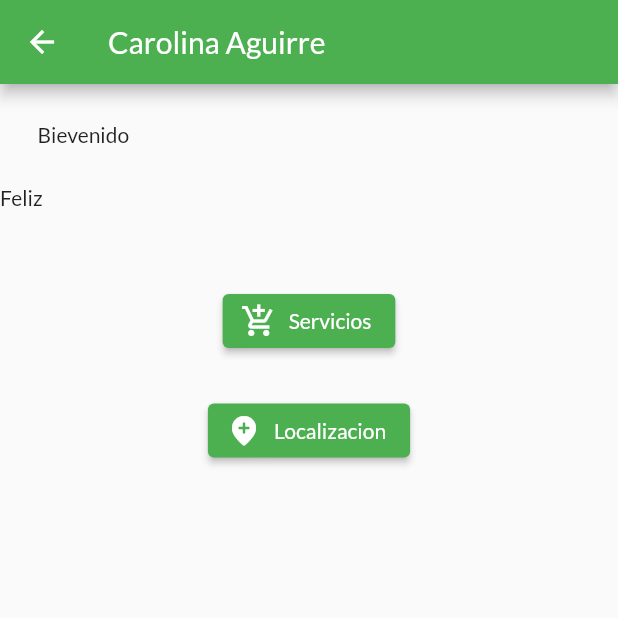
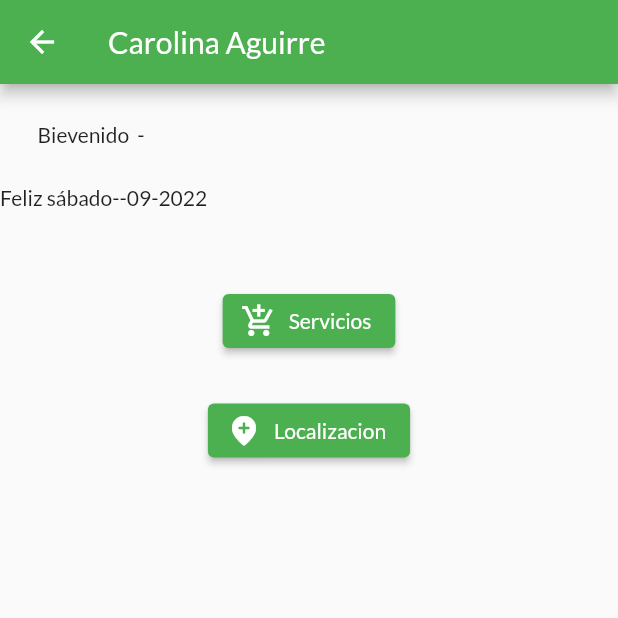
Before and after one commit to mahNugga/appcarofinal, a Flutter app: the BienvenidaScreen screen opened by its route, on a phone screen of 412 x 824 dp, the top half of it. Run offline on Flutter 3.47's test engine with Material 2 defaults, Android fonts, the phone set to English and light mode, and no system bars; missing offline and left inert: dart:html.

Commit message:
sept 17 genkidama

```diff
--- a/lib/pantallas/auth_screen.dart
+++ b/lib/pantallas/auth_screen.dart
@@ -286,7 +286,7 @@ class _AuthCardState extends State<AuthCard> {
                   TextButton(
                     onPressed: _swtichAuthMode,
                     child: Text(
-                        '${_authMode == AuthMode.Login ? 'REGISTRARSE' : 'LOGIN'} EN CAMBIO'),
+                        '${_authMode == AuthMode.Login ? 'REGISTRARSE' : 'LOGIN'} '),
                   ),
                 ],
               ),
--- a/lib/pantallas/bondia.dart
+++ b/lib/pantallas/bondia.dart
@@ -1,17 +1,29 @@
-import 'package:appcarofinal/pantallas/servicio_detalle_screen.dart';
-import 'package:appcarofinal/pantallas/servicios_over_screen.dart';
+import '../pantallas/servicios_over_screen.dart';
 import 'package:flutter/cupertino.dart';
 import 'package:flutter/material.dart';
 import 'package:flutter/src/foundation/key.dart';
 import 'package:flutter/src/widgets/framework.dart';
+import 'package:provider/provider.dart';
+import '../providers/auth.dart';
 
 import 'package:intl/intl.dart';
+import 'package:intl/date_symbol_data_local.dart';
 
 class BienvenidaScreen extends StatelessWidget {
   //const BienvenidaScreen({Key? key}) : super(key: key);
   static const routeName = '/hi';
   @override
   Widget build(BuildContext context) {
+    initializeDateFormatting('es_ES', '');
+    final datos = Provider.of<Auth>(context, listen: false);
+    final data = Provider.of<Auth>(context).apellidocli;
+    final dia = DateTime.now();
+    final fechafix = DateFormat('MM-yyyy').format(dia);
+    final diafix = DateFormat.EEEE('es_ES').format(dia);
+
+    print('los params');
+    print(datos.nombrecli);
+    print(data);
     return Scaffold(
       appBar: AppBar(
         title: Text('Carolina Aguirre'),
@@ -23,7 +35,7 @@ class BienvenidaScreen extends StatelessWidget {
             child: Row(
               children: [
                 Text('Bievenido '),
-                Text(''),
+                Text('${data} - ${datos.nombrecli}'),
               ],
             ),
           ),
@@ -31,7 +43,9 @@ class BienvenidaScreen extends StatelessWidget {
             child: Row(
               children: [
                 Text('Feliz '),
-                Text(''),
+                Text('${diafix}'),
+                Text('--'),
+                Text('${fechafix}'),
               ],
             ),
           ),
--- a/lib/providers/auth.dart
+++ b/lib/providers/auth.dart
@@ -101,9 +101,14 @@ class Auth with ChangeNotifier {
       }); */
       _token = jinx;
       userid = idres;
+      nombrecli = nomres;
+      apellidocli = aperes;
       //_expired = DateTime.now().add(Duration(seconds: int.parse()));
       print(_token);
       print(userid);
+      //print('y los otros 2');
+      print(nombrecli);
+      print(apellidocli);
       final result = erpost;
       notifyListeners();
       if (result == 6) {
--- a/lib/widgets/cliente_reserva.dart
+++ b/lib/widgets/cliente_reserva.dart
@@ -17,7 +17,7 @@ class ClienteReserva extends StatelessWidget {
   @override
   Widget build(BuildContext context) {
     void eliminador(id) {
-      Provider.of<Reservas>(context).chaoReserva(id);
+      Provider.of<Reservas>(context, listen: false).chaoReserva(id);
     }
 
     return ListTile(
@@ -66,7 +66,7 @@ class ClienteReserva extends StatelessWidget {
           backgroundImage: AssetImage('images/logoCorteCabello2.png')),
       trailing: IconButton(
         icon: Icon(Icons.accessibility_sharp),
-        onPressed: () {},
+        onPressed: () => eliminador(id),
         color: Colors.redAccent,
       ),
     );
```
Also changed, not shown: lib/providers/reservas.dart (+6 -3 lines), lib/providers/servicios.dart (+8 -4 lines), lib/widgets/botoncito.dart (+8 -3 lines), lib/widgets/empleado_single.dart (+47 -16 lines).
